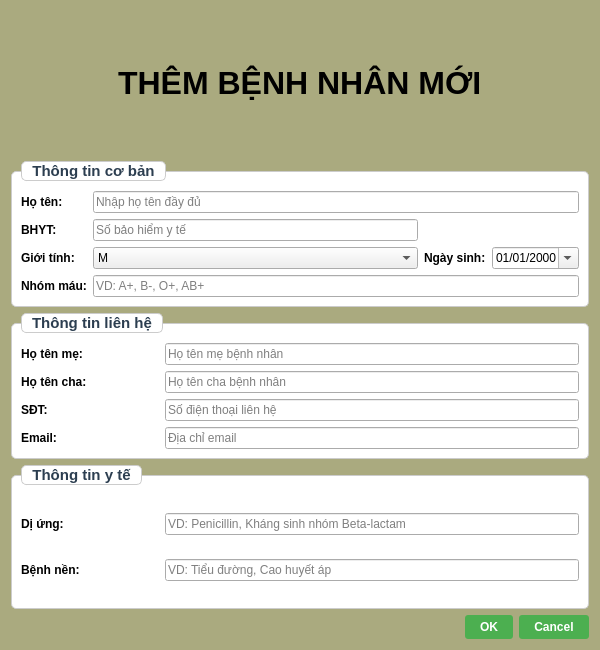
First picture: the form in gui/addeditpatientdialog.ui, repository VanBao6002/PBL2_Appointment_Scheduling_System, before the edit.
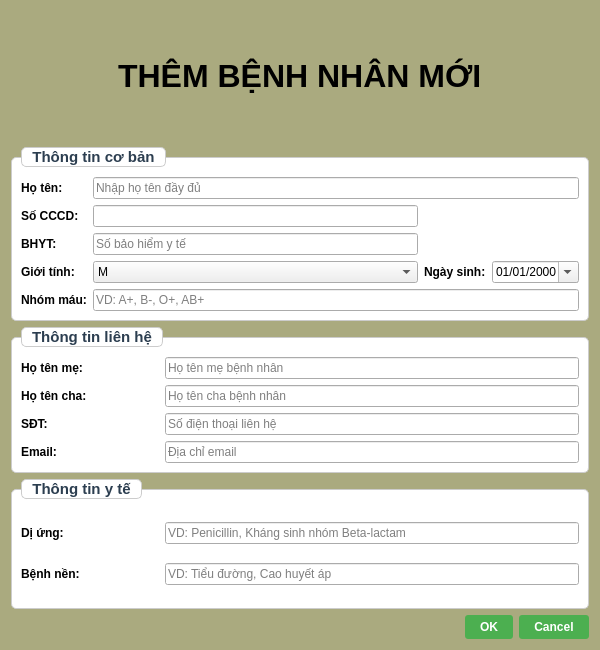
Second picture: the form after the edit.

What changed in the file:
```diff
--- a/gui/addeditpatientdialog.ui
+++ b/gui/addeditpatientdialog.ui
@@ -139,6 +139,20 @@
       <string>Thông tin cơ bản</string>
      </property>
      <layout class="QGridLayout" name="gridLayout">
+      <item row="2" column="0">
+       <widget class="QLabel" name="label">
+        <property name="text">
+         <string>BHYT:</string>
+        </property>
+       </widget>
+      </item>
+      <item row="2" column="1">
+       <widget class="QLineEdit" name="txtInsuranceID">
+        <property name="placeholderText">
+         <string>Số bảo hiểm y tế</string>
+        </property>
+       </widget>
+      </item>
       <item row="0" column="0">
        <widget class="QLabel" name="label_2">
         <property name="text">
@@ -153,14 +167,7 @@
         </property>
        </widget>
       </item>
-      <item row="2" column="2">
-       <widget class="QLabel" name="label_4">
-        <property name="text">
-         <string>Ngày sinh:</string>
-        </property>
-       </widget>
-      </item>
-      <item row="2" column="1">
+      <item row="3" column="1">
        <widget class="QComboBox" name="comboGender">
         <item>
          <property name="text">
@@ -174,14 +181,21 @@
         </item>
        </widget>
       </item>
-      <item row="2" column="0">
-       <widget class="QLabel" name="label_3">
+      <item row="4" column="0">
+       <widget class="QLabel" name="label_5">
         <property name="text">
-         <string>Giới tính:</string>
+         <string>Nhóm máu:</string>
         </property>
        </widget>
       </item>
-      <item row="3" column="1" colspan="3">
+      <item row="3" column="2">
+       <widget class="QLabel" name="label_4">
+        <property name="text">
+         <string>Ngày sinh:</string>
+        </property>
+       </widget>
+      </item>
+      <item row="4" column="1" colspan="3">
        <widget class="QLineEdit" name="txtBloodType">
         <property name="placeholderText">
          <string>VD: A+, B-, O+, AB+</string>
@@ -189,13 +203,13 @@
        </widget>
       </item>
       <item row="3" column="0">
-       <widget class="QLabel" name="label_5">
+       <widget class="QLabel" name="label_3">
         <property name="text">
-         <string>Nhóm máu:</string>
+         <string>Giới tính:</string>
         </property>
        </widget>
       </item>
-      <item row="2" column="3">
+      <item row="3" column="3">
        <widget class="QDateEdit" name="dateEditBirthday">
         <property name="displayFormat">
          <string>dd/MM/yyyy</string>
@@ -206,16 +220,12 @@
        </widget>
       </item>
       <item row="1" column="1">
-       <widget class="QLineEdit" name="txtInsuranceID">
-        <property name="placeholderText">
-         <string>Số bảo hiểm y tế</string>
-        </property>
-       </widget>
+       <widget class="QLineEdit" name="txtCCCD"/>
       </item>
       <item row="1" column="0">
-       <widget class="QLabel" name="label">
+       <widget class="QLabel" name="label_12">
         <property name="text">
-         <string>BHYT:</string>
+         <string>Số CCCD:</string>
         </property>
        </widget>
       </item>
```
